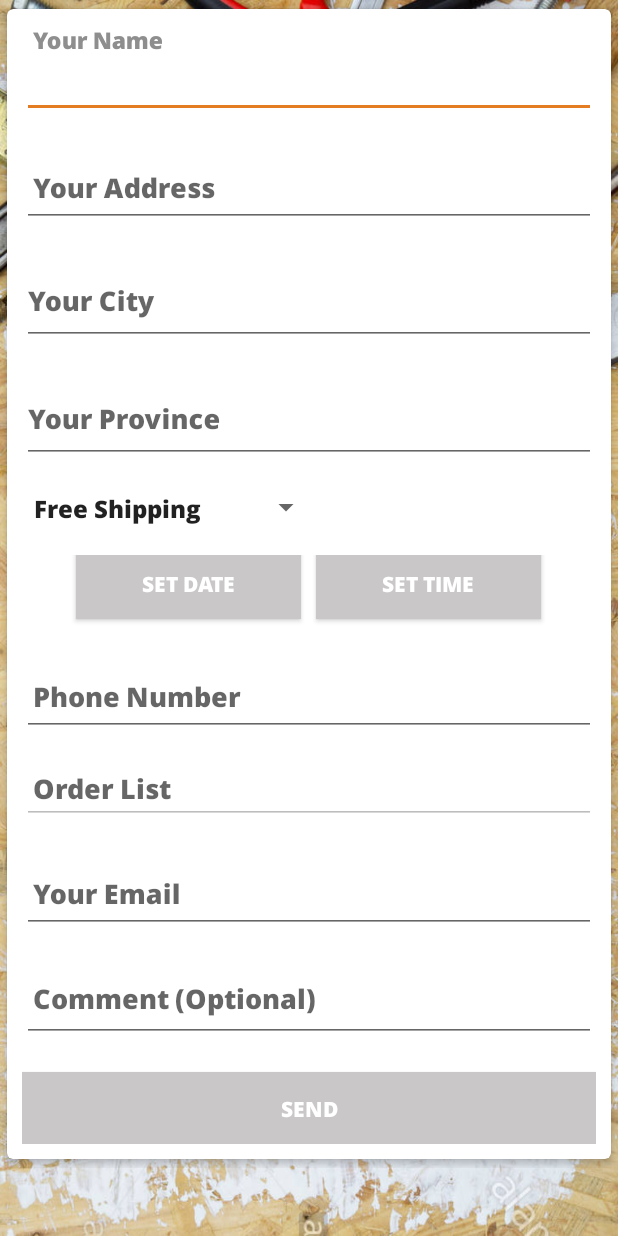
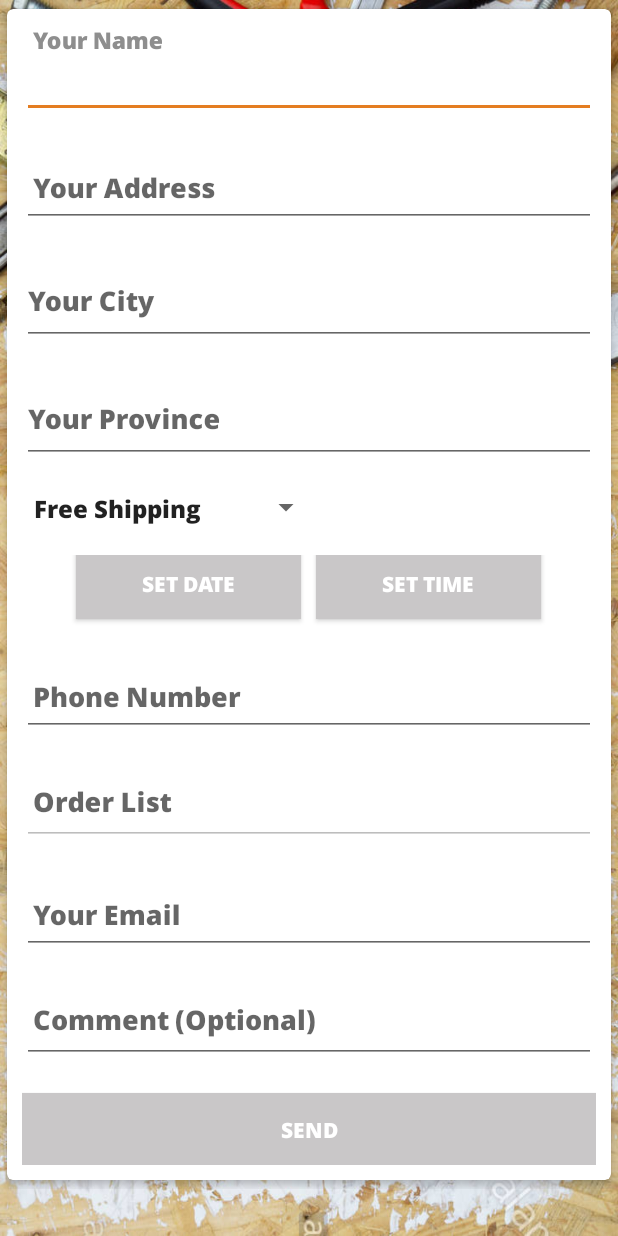
Before and after one commit to ali93angel/ToolStoreN, an Android app: the layout checkout_activity.xml on its own in the app's theme, with its tools: preview values and no code run, on a phone screen of 412 x 824 dp. Run offline under Robolectric (Android 15) with nearby library versions, the phone set to English and light mode, and no system bars.

```diff
--- a/app/src/main/res/layout/checkout_activity.xml
+++ b/app/src/main/res/layout/checkout_activity.xml
@@ -159,6 +159,11 @@
                 </com.google.android.material.textfield.TextInputLayout>
 
 
+                <com.google.android.material.textfield.TextInputLayout
+                    android:id="@+id/TextInputLayout6"
+                    android:layout_width="match_parent"
+                    android:layout_height="wrap_content">
+
                     <EditText
                         android:id="@+id/editTextOrderList"
                         android:layout_width="fill_parent"
@@ -169,6 +174,7 @@
                         android:hint="@string/checkout_order_list"
                         android:inputType="textMultiLine"
                         android:padding="7dp" />
+                </com.google.android.material.textfield.TextInputLayout>
 
                 <com.google.android.material.textfield.TextInputLayout
                     android:id="@+id/TextInputLayout7"
```
Also changed, not shown: app/src/main/AndroidManifest.xml (+4 -4 lines), app/src/main/res/drawable/border_primary.xml (added, +14 -0 lines), app/src/main/res/drawable/border_primary_dark.xml (added, +14 -0 lines). Lines whose indentation alone changed are shown as unchanged.
